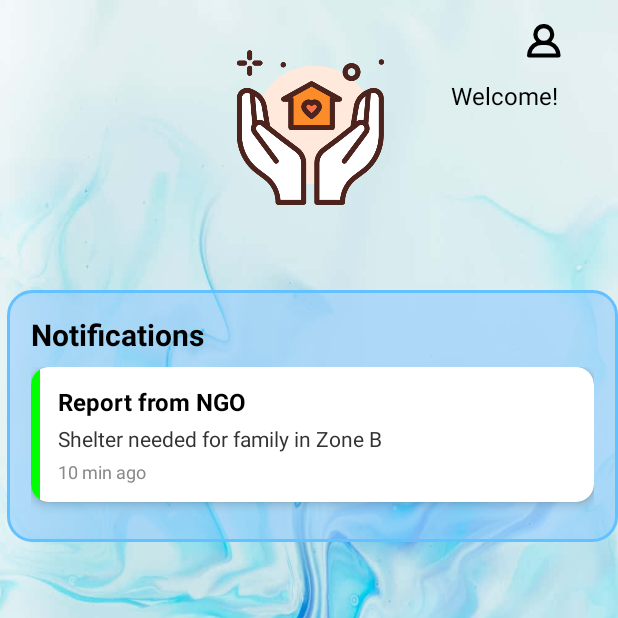
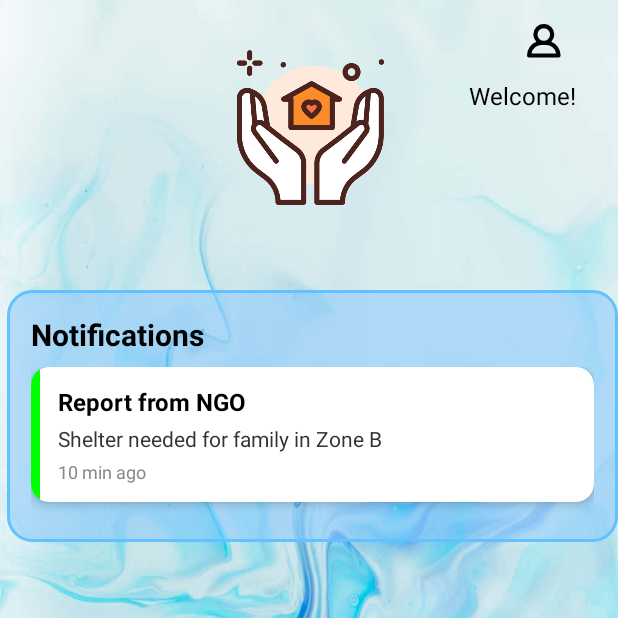
Before and after one commit to aadeza/HelpAtHome_INSY7315, an Android app built with Jetpack Compose: the Home screen opened directly, with no data from a screen before it, on a phone screen of 412 x 824 dp, the top half of it. Run offline under Robolectric (Android 15) with nearby library versions, the phone set to English and light mode, and no system bars; our stand-ins replace Firebase (no records; nobody signed in at launch, a user with empty details on screens opened directly).

Commit message:
Final home

```diff
--- a/app/src/main/res/layout/activity_home.xml
+++ b/app/src/main/res/layout/activity_home.xml
@@ -43,7 +43,7 @@
         android:layout_width="wrap_content"
         android:layout_height="wrap_content"
         android:layout_marginTop="10dp"
-        android:layout_marginEnd="40dp"
+        android:layout_marginEnd="28dp"
         android:layout_marginBottom="75dp"
         android:text="Username"
         android:textColor="#000000"
```
